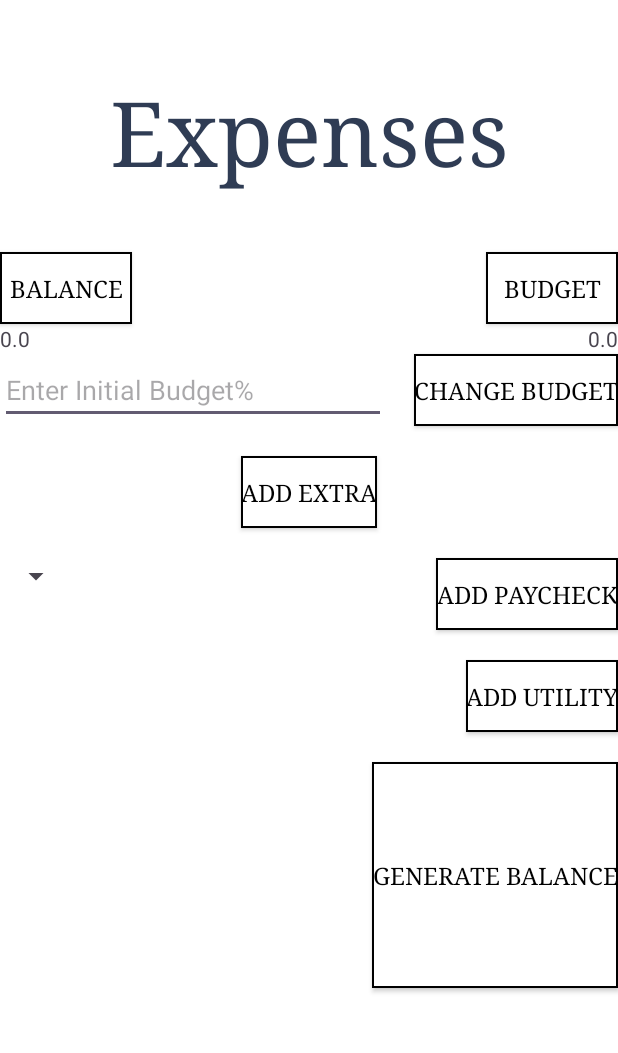
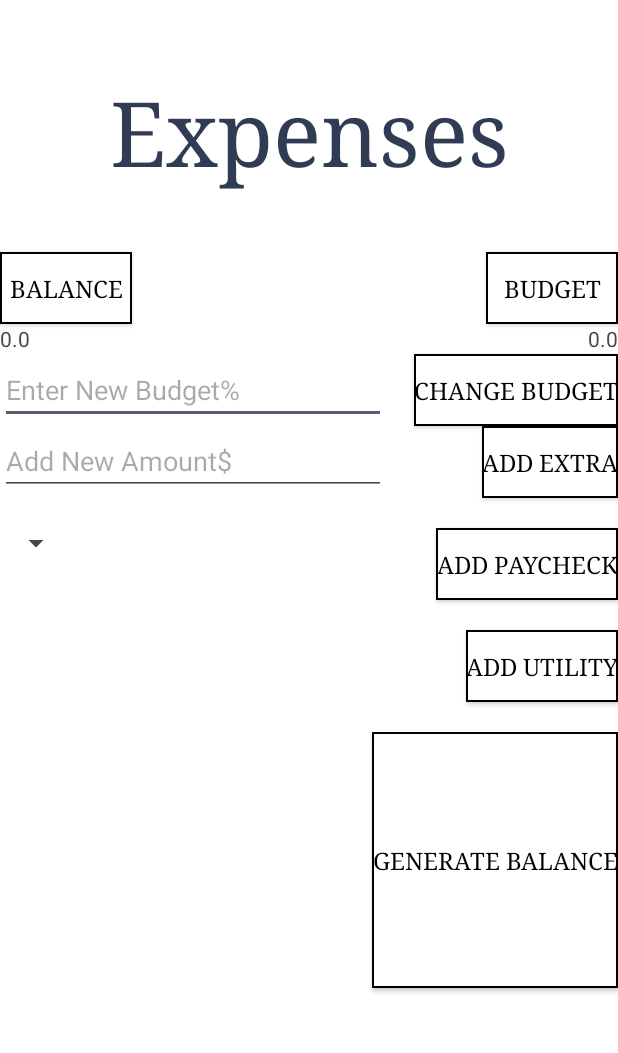
Before and after one commit to UTSA-CS-3443/UniWallet, an Android app: the ExpenseActivity screen opened directly, with no data from a screen before it, on a phone screen of 412 x 824 dp, the part 78-1131 px from its top. Run offline under Robolectric (Android 15) with nearby library versions, the phone set to English and light mode, and no system bars; 4 statements that could not run were skipped.

Commit message:
Add Money method in expenses working.

```diff
--- a/app/src/main/java/com/example/uniwallet/ExpenseActivity.java
+++ b/app/src/main/java/com/example/uniwallet/ExpenseActivity.java
@@ -15,7 +15,10 @@ import com.example.uniwallet.model.AccountManager;
 public class ExpenseActivity extends AppCompatActivity {
     Account account;
     EditText budgetText;
+    EditText addText;
     double budget = 0.0;
+    double amount = 0.0;
+    private boolean isAddingAmount = false;
 
     protected void onCreate(Bundle savedInstanceState) {
         super.onCreate(savedInstanceState);
@@ -40,8 +43,21 @@ public class ExpenseActivity extends AppCompatActivity {
             budgetTextView.setText(budgetString);
 
             Button submitBudgetButton = findViewById(R.id.change_budgetButton);
-            budgetText = findViewById(R.id.initialBudgetField);
+            budgetText = findViewById(R.id.ChangeBudgetField);
 
+
+
+            Button submitAddButton = findViewById(R.id.add_amountButton);
+            addText = findViewById(R.id.AddAmountField);
+
+            submitAddButton.setOnClickListener(new View.OnClickListener() {
+                @Override
+                public void onClick(View v) {
+
+                    updateAddAmount();
+
+                }
+            });
             submitBudgetButton.setOnClickListener(new View.OnClickListener() {
                 @Override
                 public void onClick(View v) {
@@ -63,4 +79,18 @@ public class ExpenseActivity extends AppCompatActivity {
                 }
             }
         }
+    private void updateAddAmount() {
+        if (!isAddingAmount) { // Check if amount is already being added
+            isAddingAmount = true; // Set flag to indicate that amount is being added
+            String addString = addText.getText().toString();
+            if (!addString.isEmpty()) {
+                double amount = Double.parseDouble(addString);
+                if (account != null) {
+                    AccountManager accountManager = new AccountManager(ExpenseActivity.this);
+                    accountManager.addMoney(account, amount); // Update Money in the file
+                }
+            }
+            isAddingAmount = false; // Reset flag after adding amount
         }
+    }
+        }
--- a/app/src/main/res/layout/activity_expenses.xml
+++ b/app/src/main/res/layout/activity_expenses.xml
@@ -77,24 +77,33 @@
 
 
     <EditText
-        android:id="@+id/initialBudgetField"
+        android:id="@+id/ChangeBudgetField"
         android:layout_width="257dp"
         android:layout_height="wrap_content"
         android:layout_below="@id/balanceTextView"
         android:layout_marginTop="2dp"
-        android:hint="Enter Initial Budget%"
+        android:hint="Enter New Budget%"
+        android:inputType="numberDecimal" />
+
+    <EditText
+        android:id="@+id/AddAmountField"
+        android:layout_width="257dp"
+        android:layout_height="wrap_content"
+        android:layout_below="@id/ChangeBudgetField"
+        android:layout_marginTop="2dp"
+        android:hint="Add New Amount$"
         android:inputType="numberDecimal" />
 
     <androidx.appcompat.widget.AppCompatButton
-        android:id="@+id/add_extra_button"
+        android:id="@+id/add_amountButton"
+        style="@style/ButtonStyle2"
         android:layout_width="wrap_content"
         android:layout_height="wrap_content"
-        android:textColor="@color/black"
+        android:layout_below="@id/change_budgetButton"
+        android:layout_alignParentEnd="true"
+        android:layout_marginTop="0dp"
         android:text="Add Extra"
-        android:layout_centerHorizontal="true"
-        style="@style/ButtonStyle2"
-        android:layout_below="@id/change_budgetButton"
-        android:layout_marginTop="20dp"/>
+        android:textColor="@color/black" />
 
     <androidx.appcompat.widget.AppCompatButton
         android:id="@+id/add_paycheck_button"
@@ -104,7 +113,7 @@
         android:text="Add Paycheck"
         android:layout_alignParentEnd="true"
         style="@style/ButtonStyle2"
-        android:layout_below="@id/add_extra_button"
+        android:layout_below="@id/add_amountButton"
         android:layout_marginTop="20dp"/>
 
     <androidx.appcompat.widget.AppCompatButton
@@ -144,7 +153,7 @@
         android:id="@+id/expenseTypeSpinner"
         android:layout_width="wrap_content"
         android:layout_height="wrap_content"
-        android:layout_below="@id/add_extra_button"
+        android:layout_below="@id/AddAmountField"
         android:layout_marginTop="20dp" />
 
 </RelativeLayout>
```
Also changed, not shown: app/src/main/java/com/example/uniwallet/model/AccountManager.java (+36 -1 lines).
